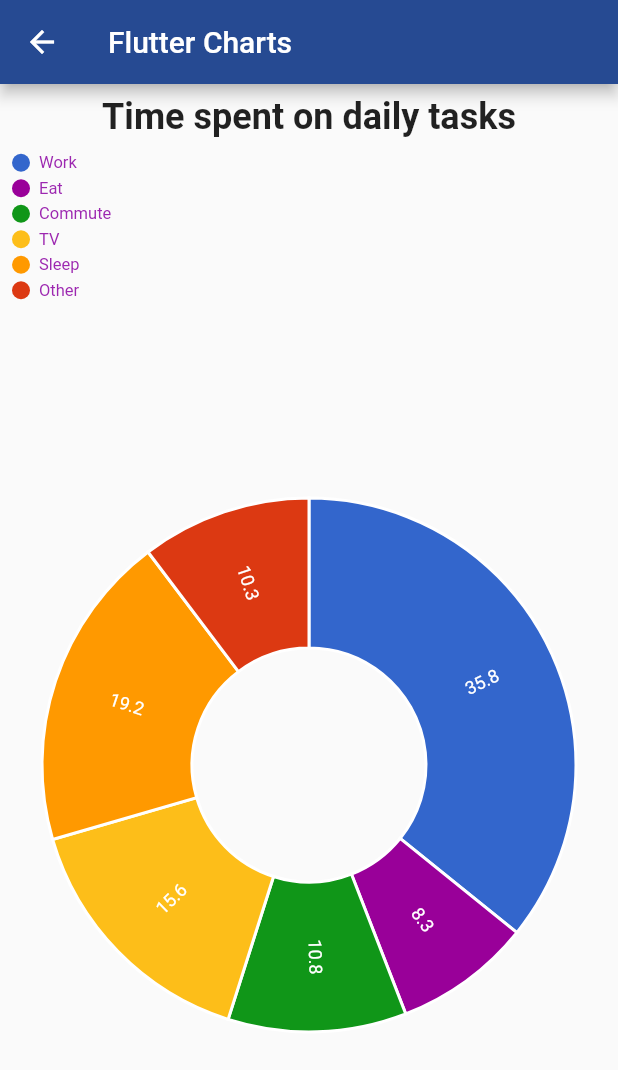
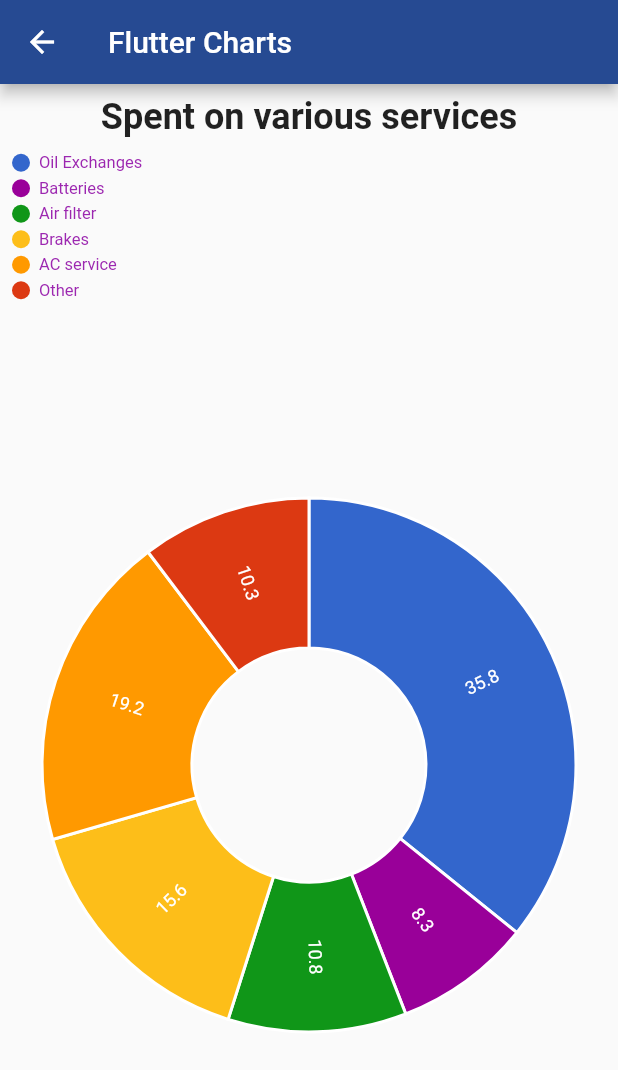
Before and after one commit to gurungsuraaj/fastTrackClient, a Flutter app: the ServiceHistoryPieChart screen opened directly, on a phone screen of 412 x 824 dp. Shown: the top 1070 px of the screen. Run offline on Flutter 3.47's test engine with Material 2 defaults, Android fonts, the phone set to English and light mode, and no system bars; our stand-ins replace charts_flutter, circular_check_box, font_awesome_flutter, google_maps_flutter, modal_progress_hud, pin_code_text_field and 1 more; missing offline and left inert: ntlm; Roboto replaces fonts that are missing (Georgia).

Commit message:
update in piechart activity

```diff
--- a/lib/screens/ServiceHistoryPieChart.dart
+++ b/lib/screens/ServiceHistoryPieChart.dart
@@ -18,11 +18,11 @@ class _ServiceHistoryPieChart extends State<ServiceHistoryPieChart> {
 
   _generateData() {
     var piedata = [
-      new Task('Work', 35.8, Color(0xff3366cc)),
-      new Task('Eat', 8.3, Color(0xff990099)),
-      new Task('Commute', 10.8, Color(0xff109618)),
-      new Task('TV', 15.6, Color(0xfffdbe19)),
-      new Task('Sleep', 19.2, Color(0xffff9900)),
+      new Task('Oil Exchanges', 35.8, Color(0xff3366cc)),
+      new Task('Batteries', 8.3, Color(0xff990099)),
+      new Task('Air filter', 10.8, Color(0xff109618)),
+      new Task('Brakes', 15.6, Color(0xfffdbe19)),
+      new Task('AC service', 19.2, Color(0xffff9900)),
       new Task('Other', 10.3, Color(0xffdc3912)),
     ];
 
@@ -63,7 +63,7 @@ class _ServiceHistoryPieChart extends State<ServiceHistoryPieChart> {
             child: Column(
               children: <Widget>[
                 Text(
-                  'Time spent on daily tasks',
+                  'Spent on various services',
                   style: TextStyle(fontSize: 24.0, fontWeight: FontWeight.bold),
                 ),
                 SizedBox(
```
